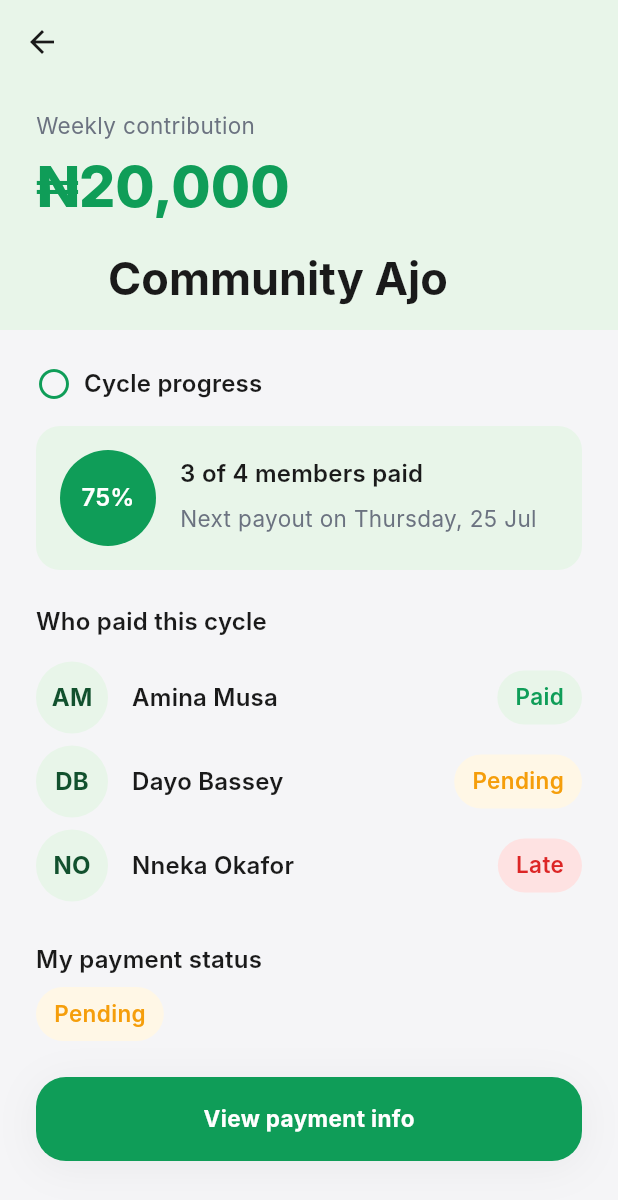
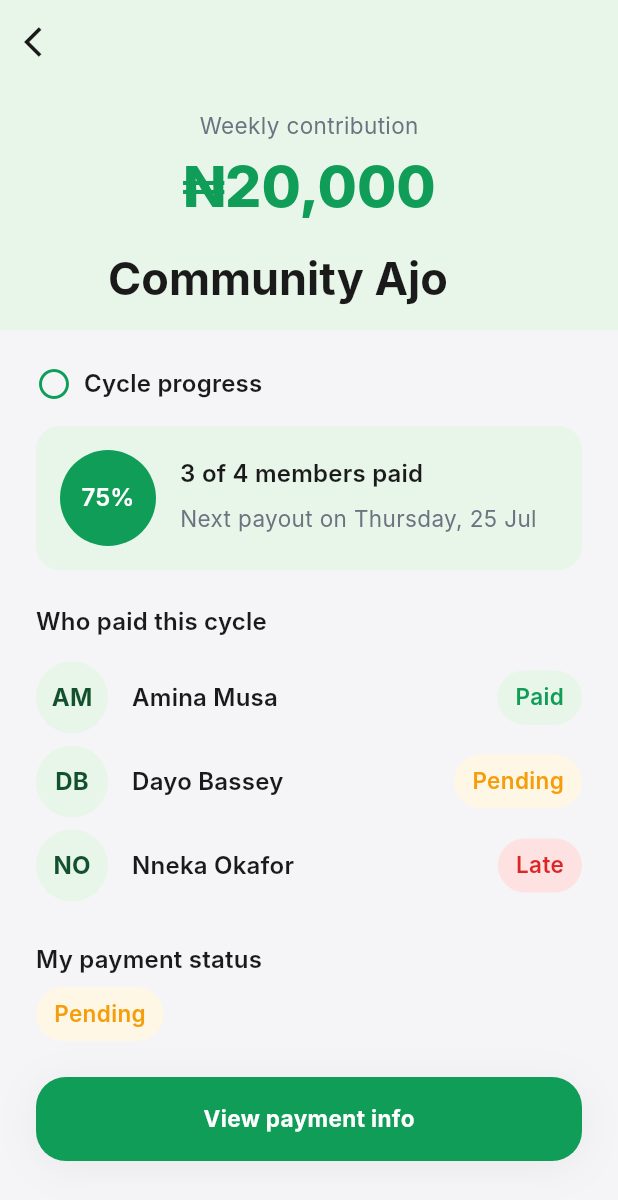
Before and after one commit to Melieslabs/Ajo-Nation, a Flutter app: the HomeScreen screen opened by its route, after a tap on "See all", after a tap on "Friend Circle", on a phone screen of 412 x 824 dp. Shown: the top 1200 px of the screen. Run offline on Flutter 3.47's test engine with Material 3 defaults, Android fonts, the phone set to English and light mode, and no system bars; our stand-ins replace font_awesome_flutter; Roboto replaces fonts that are missing (Inter).

```diff
--- a/lib/features/auth/screens/sign_in_screen.dart
+++ b/lib/features/auth/screens/sign_in_screen.dart
@@ -61,7 +61,7 @@ class _SignInScreenState extends State<SignInScreen> {
                 const SizedBox(height: AppTheme.spacing12),
                 TextButton(
                   onPressed: () =>
-                      Navigator.of(context).pushNamed(AppRoutes.signUp),
+                      Navigator.pop(context),
                   child: const Text('Create account'),
                 ),
               ],
--- a/lib/features/groups/screens/group_detail_screen.dart
+++ b/lib/features/groups/screens/group_detail_screen.dart
@@ -1,3 +1,4 @@
+import 'package:ajo_nation/widgets/my_back_button.dart';
 import 'package:flutter/material.dart';
 
 import '../../../theme/app_theme.dart';
@@ -14,6 +15,7 @@ class GroupDetailScreen extends StatelessWidget {
       body: CustomScrollView(
         slivers: [
           SliverAppBar(
+            leading: MyBackButton(),
             expandedHeight: 220,
             pinned: true,
             flexibleSpace: FlexibleSpaceBar(
@@ -27,7 +29,7 @@ class GroupDetailScreen extends StatelessWidget {
                 ),
                 color: AppTheme.accent,
                 child: Column(
-                  crossAxisAlignment: CrossAxisAlignment.start,
+                  crossAxisAlignment: CrossAxisAlignment.center,
                   children: [
                     Text(
                       'Weekly contribution',
--- a/lib/features/home/screens/home_screen.dart
+++ b/lib/features/home/screens/home_screen.dart
@@ -906,11 +906,8 @@ class _HomeScreenState extends State<HomeScreen> {
           ),
           Switch(
             value: isDark,
-            activeColor: AppTheme.primary,
+            activeThumbColor: AppTheme.primary,
             onChanged: (_) {
-              // No local setState needed here — ThemeController.toggle()
-              // calls notifyListeners(), and the ListenableBuilder wrapping
-              // the Scaffold in build() picks that up and rebuilds.
               ThemeController.instance.toggle();
             },
           ),
--- /dev/null
+++ b/lib/widgets/my_back_button.dart
@@ -0,0 +1,13 @@
+import 'package:flutter/material.dart';
+
+class MyBackButton extends StatelessWidget {
+  const MyBackButton({super.key});
+
+  @override
+  Widget build(BuildContext context) {
+    return GestureDetector(
+      onTap: () => Navigator.pop(context),
+      child: const Icon(Icons.arrow_back_ios),
+    );
+  }
+}
```
Also changed, not shown: pubspec.yaml (+8 -2 lines), assets/icons/partners.png (added), pubspec.lock, 29 other files.
